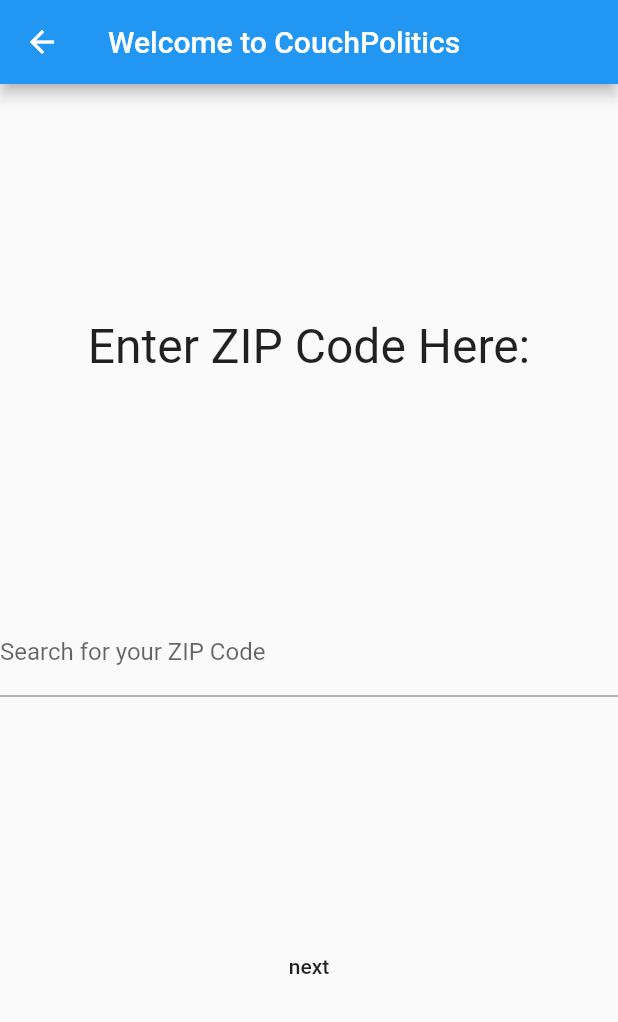
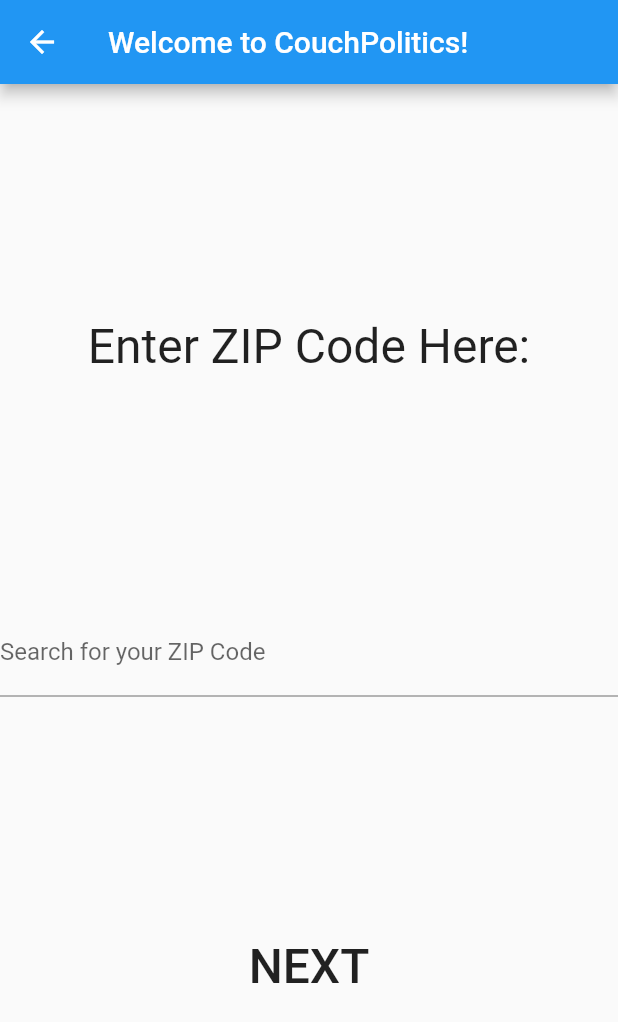
Before and after one commit to 20iyerd/hack_cincinnati_2019, a Flutter app: the screen it shows after launch, on a phone screen of 412 x 824 dp. Shown: the top 1022 px of the screen. Run offline on Flutter 3.47's test engine with Material 2 defaults, Android fonts, the phone set to English and light mode, and no system bars.

Commit message:
font changes on welcome page

```diff
--- a/lib/home.dart
+++ b/lib/home.dart
@@ -7,7 +7,7 @@ class HomePage extends StatelessWidget {
   Widget build(BuildContext context) {
     return Scaffold(
       appBar: AppBar(
-        title: Text('Welcome to CouchPolitics'),
+        title: Text('Welcome to CouchPolitics!'),
       ),
       body: Center(
           child: Column(
@@ -25,7 +25,13 @@ class HomePage extends StatelessWidget {
             decoration: InputDecoration(labelText: 'Search for your ZIP Code'),
           ),
           FlatButton(
-            child: Text('next'),
+            child: Text('NEXT',
+              textDirection: TextDirection.ltr,
+              style: TextStyle(
+                fontSize: 32,
+                color: Colors.black87,
+              ),
+            ),
             onPressed: () {
               Navigator.of(context).pushNamed('/listIcons'); //TODO: FIX!
             },
```
